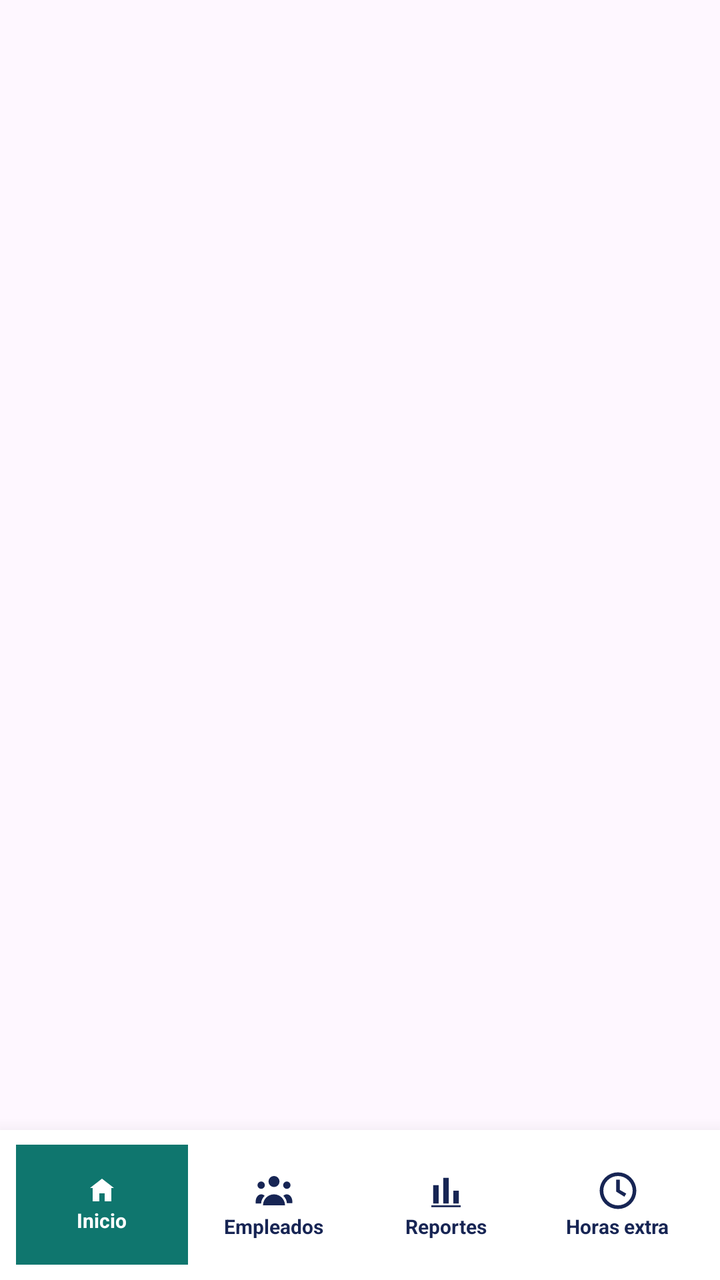
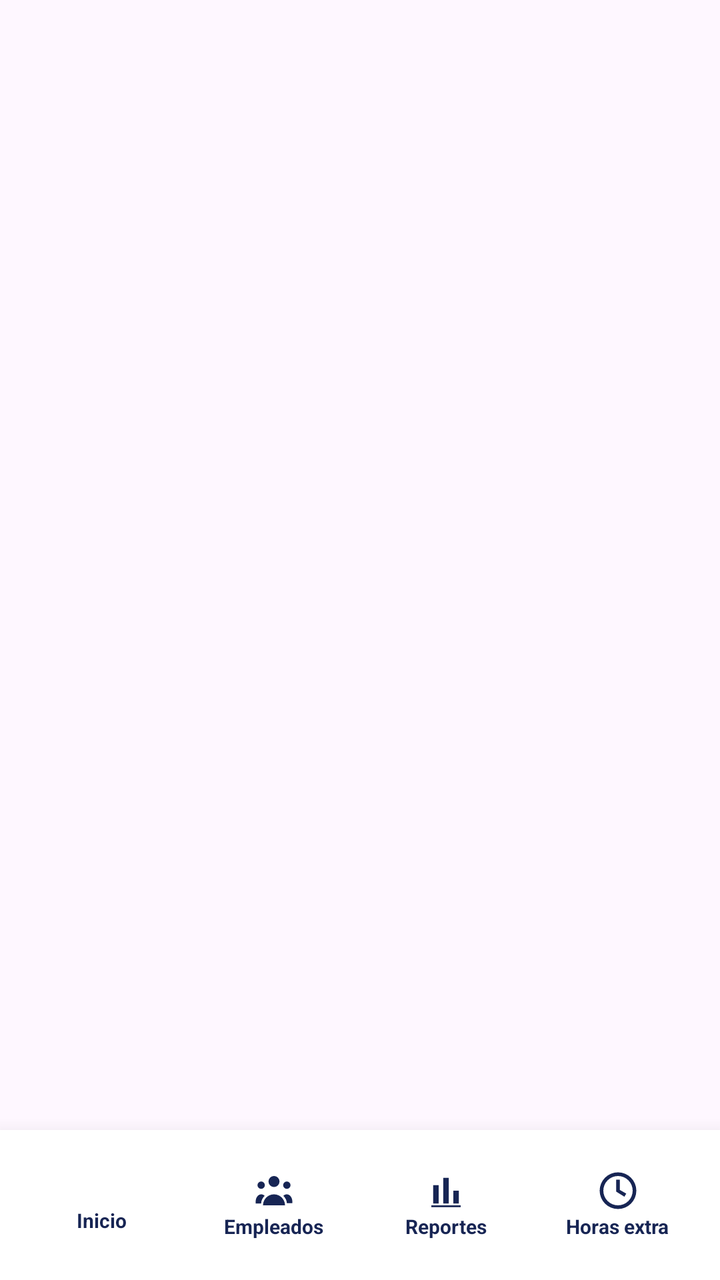

Screens rendered from an Android XML layout before and after an edit, with the pre-edit source and the edit as a unified diff.
<!-- AndroidManifest.xml: application theme Theme.AsisTech -->
<!-- res/layout/activity_main.xml -->
<?xml version="1.0" encoding="utf-8"?>
<FrameLayout xmlns:android="http://schemas.android.com/apk/res/android"
    android:id="@+id/main"
    android:layout_width="match_parent"
    android:layout_height="match_parent">

    
    <FrameLayout
        android:id="@+id/content_container"
        android:layout_width="match_parent"
        android:layout_height="match_parent" />

    
    <LinearLayout
        android:id="@+id/bottom_menu"
        android:layout_width="match_parent"
        android:layout_height="75dp"
        android:layout_gravity="bottom"
        android:background="#FFFFFF"
        android:elevation="15dp"
        android:gravity="center"
        android:orientation="horizontal"
        android:paddingStart="8dp"
        android:paddingEnd="8dp">

        
        <LinearLayout
            android:id="@+id/menuInicio"
            android:layout_width="0dp"
            android:layout_height="60dp"
            android:layout_weight="1"
            android:gravity="center"
            android:orientation="vertical"
            android:background="#0F766E">

            <ImageView
                android:layout_width="22dp"
                android:layout_height="16dp"
                android:contentDescription="Inicio"
                android:src="@drawable/ic_inicio" />

            <TextView
                android:layout_width="wrap_content"
                android:layout_height="wrap_content"
                android:text="Inicio"
                android:textColor="#FFFFFF"
                android:textSize="10sp"
                android:textStyle="bold" />

        </LinearLayout>

        
        <LinearLayout
            android:id="@+id/menuEmpleados"
            android:layout_width="0dp"
            android:layout_height="60dp"
            android:layout_weight="1"
            android:gravity="center"
            android:orientation="vertical">

            <ImageView
                android:layout_width="22dp"
                android:layout_height="22dp"
                android:src="@drawable/ic_menu_empleados"
                android:contentDescription="Empleados" />

            <TextView
                android:layout_width="wrap_content"
                android:layout_height="wrap_content"
                android:text="Empleados"
                android:textColor="#172554"
                android:textSize="10sp"
                android:textStyle="bold" />

        </LinearLayout>

        
        <LinearLayout
            android:id="@+id/menuReportes"
            android:layout_width="0dp"
            android:layout_height="60dp"
            android:layout_weight="1"
            android:gravity="center"
            android:orientation="vertical">

            <ImageView
                android:layout_width="22dp"
                android:layout_height="22dp"
                android:src="@drawable/ic_menu_reportes"
                android:contentDescription="Reportes" />

            <TextView
                android:layout_width="wrap_content"
                android:layout_height="wrap_content"
                android:text="Reportes"
                android:textColor="#172554"
                android:textSize="10sp"
                android:textStyle="bold" />

        </LinearLayout>

        
        <LinearLayout
            android:id="@+id/menuHorasExtra"
            android:layout_width="0dp"
            android:layout_height="60dp"
            android:layout_weight="1"
            android:gravity="center"
            android:orientation="vertical">

            <ImageView
                android:layout_width="22dp"
                android:layout_height="22dp"
                android:src="@drawable/ic_menu_horas_extra"
                android:contentDescription="Aprobar horas extra" />

            <TextView
                android:layout_width="wrap_content"
                android:layout_height="wrap_content"
                android:text="Horas extra"
                android:textColor="#172554"
                android:textSize="10sp"
                android:textStyle="bold" />

        </LinearLayout>

    </LinearLayout>

    
    <FrameLayout
        android:id="@+id/menu_container"
        android:layout_width="280dp"
        android:layout_height="match_parent"
        android:visibility="gone"
        android:elevation="20dp" />

    
    <FrameLayout
        android:id="@+id/perfil_container"
        android:layout_width="320dp"
        android:layout_height="match_parent"
        android:layout_gravity="start"
        android:background="#F8FCFC"
        android:elevation="30dp"
        android:visibility="gone" />

</FrameLayout>
<!-- resources referenced by this layout -->
<resources>
  <!-- drawable ic_inicio (drawable) -->
  <?xml version="1.0" encoding="utf-8"?>
  <vector xmlns:android="http://schemas.android.com/apk/res/android"
      android:width="24dp"
      android:height="24dp"
      android:viewportWidth="24"
      android:viewportHeight="24">
  
      <path
          android:fillColor="#FFFFFF"
          android:pathData="M12,3 L3,10 L5,10 L5,20 L10,20 L10,14 L14,14 L14,20 L19,20 L19,10 L21,10 Z" />
  
  </vector>
  <!-- drawable ic_menu_empleados (drawable) -->
  <?xml version="1.0" encoding="utf-8"?>
  <vector xmlns:android="http://schemas.android.com/apk/res/android"
      android:width="24dp"
      android:height="24dp"
      android:viewportWidth="24"
      android:viewportHeight="24">
  
      
      <path
          android:fillColor="#172554"
          android:pathData="M12,4a3,3 0,1 0,0 6,3 3,0 0,0 0,-6z" />
  
      <path
          android:fillColor="#172554"
          android:pathData="M6,20c0,-3.3 2.7,-6 6,-6s6,2.7 6,6H6z" />
  
      
      <path
          android:fillColor="#172554"
          android:pathData="M5,7a2,2 0,1 0,0 4,2 2,0 0,0 0,-4zM2,18c0,-2.2 1.3,-4 3,-4 0.7,0 1.4,0.3 1.9,0.8C5.7,16 5,17.5 5,19H2z" />
  
      <path
          android:fillColor="#172554"
          android:pathData="M19,7a2,2 0,1 0,0 4,2 2,0 0,0 0,-4zM22,18c0,-2.2 -1.3,-4 -3,-4 -0.7,0 -1.4,0.3 -1.9,0.8 1.2,1.2 1.9,2.7 1.9,4H22z" />
  
  </vector>
  <!-- drawable ic_menu_horas_extra (drawable) -->
  <?xml version="1.0" encoding="utf-8"?>
  <vector xmlns:android="http://schemas.android.com/apk/res/android"
      android:width="24dp"
      android:height="24dp"
      android:viewportWidth="24"
      android:viewportHeight="24">
  
      
      <path
          android:fillColor="#172554"
          android:pathData="M12,2A10,10 0,1 0,12 22A10,10 0,0 0,12 2ZM12,20A8,8 0,1 1,12 4A8,8 0,0 1,12 20Z" />
  
      
      <path
          android:fillColor="#172554"
          android:pathData="M11,6H13V11.6L16.5,13.6L15.5,15.3L11,12.5Z" />
  
  </vector>
  <!-- drawable ic_menu_reportes (drawable) -->
  <?xml version="1.0" encoding="utf-8"?>
  <vector xmlns:android="http://schemas.android.com/apk/res/android"
      android:width="24dp"
      android:height="24dp"
      android:viewportWidth="24"
      android:viewportHeight="24">
  
      
      <path
          android:fillColor="#172554"
          android:pathData="M5,19V9H8V19H5Z" />
  
      
      <path
          android:fillColor="#172554"
          android:pathData="M10.5,19V5H13.5V19H10.5Z" />
  
      
      <path
          android:fillColor="#172554"
          android:pathData="M16,19V12H19V19H16Z" />
  
      
      <path
          android:fillColor="#172554"
          android:pathData="M4,20H20V21H4Z" />
  
  </vector>
  <style name="Theme.AsisTech" parent="Base.Theme.AsisTech" />
  <style name="Base.Theme.AsisTech" parent="Theme.Material3.DayNight.NoActionBar">
          
          
      </style>
</resources>

<!-- the commit's change to res/layout/activity_main.xml (unified diff, before → after) -->
@@ -31,7 +31,7 @@
             android:layout_weight="1"
             android:gravity="center"
             android:orientation="vertical"
-            android:background="#0F766E">
+            android:background="@drawable/bg_menu_item">
 
             <ImageView
                 android:layout_width="22dp"
@@ -43,7 +43,7 @@
                 android:layout_width="wrap_content"
                 android:layout_height="wrap_content"
                 android:text="Inicio"
-                android:textColor="#FFFFFF"
+                android:textColor="@color/menu_text_color"
                 android:textSize="10sp"
                 android:textStyle="bold" />
 
@@ -56,7 +56,8 @@
             android:layout_height="60dp"
             android:layout_weight="1"
             android:gravity="center"
-            android:orientation="vertical">
+            android:orientation="vertical"
+            android:background="@drawable/bg_menu_item">
 
             <ImageView
                 android:layout_width="22dp"
@@ -68,7 +69,7 @@
                 android:layout_width="wrap_content"
                 android:layout_height="wrap_content"
                 android:text="Empleados"
-                android:textColor="#172554"
+                android:textColor="@color/menu_text_color"
                 android:textSize="10sp"
                 android:textStyle="bold" />
 
@@ -81,7 +82,8 @@
             android:layout_height="60dp"
             android:layout_weight="1"
             android:gravity="center"
-            android:orientation="vertical">
+            android:orientation="vertical"
+            android:background="@drawable/bg_menu_item">
 
             <ImageView
                 android:layout_width="22dp"
@@ -93,7 +95,7 @@
                 android:layout_width="wrap_content"
                 android:layout_height="wrap_content"
                 android:text="Reportes"
-                android:textColor="#172554"
+                android:textColor="@color/menu_text_color"
                 android:textSize="10sp"
                 android:textStyle="bold" />
 
@@ -106,7 +108,8 @@
             android:layout_height="60dp"
             android:layout_weight="1"
             android:gravity="center"
-            android:orientation="vertical">
+            android:orientation="vertical"
+            android:background="@drawable/bg_menu_item">
 
             <ImageView
                 android:layout_width="22dp"
@@ -118,7 +121,7 @@
                 android:layout_width="wrap_content"
                 android:layout_height="wrap_content"
                 android:text="Horas extra"
-                android:textColor="#172554"
+                android:textColor="@color/menu_text_color"
                 android:textSize="10sp"
                 android:textStyle="bold" />
 
<!-- resource entries referenced after the edit -->
@@ -1,5 +1,16 @@
 <!-- resources referenced by this layout -->
 <resources>
+  <!-- drawable bg_menu_item (drawable) -->
+  <?xml version="1.0" encoding="utf-8"?>
+  <selector xmlns:android="http://schemas.android.com/apk/res/android">
+  
+      <item
+          android:state_selected="true"
+          android:drawable="@drawable/bg_menu_seleccionado" />
+  
+      <item android:drawable="@android:color/transparent" />
+  
+  </selector>
   <!-- drawable ic_inicio (drawable) -->
   <?xml version="1.0" encoding="utf-8"?>
   <vector xmlns:android="http://schemas.android.com/apk/res/android"
@@ -89,6 +100,16 @@
   
   </vector>
   <style name="Theme.AsisTech" parent="Base.Theme.AsisTech" />
+  <!-- drawable bg_menu_seleccionado (drawable) -->
+  <?xml version="1.0" encoding="utf-8"?>
+  <shape xmlns:android="http://schemas.android.com/apk/res/android"
+      android:shape="rectangle">
+  
+      <solid android:color="#0F766E" />
+  
+      <corners android:radius="10dp" />
+  
+  </shape>
   <style name="Base.Theme.AsisTech" parent="Theme.Material3.DayNight.NoActionBar">
           
           
